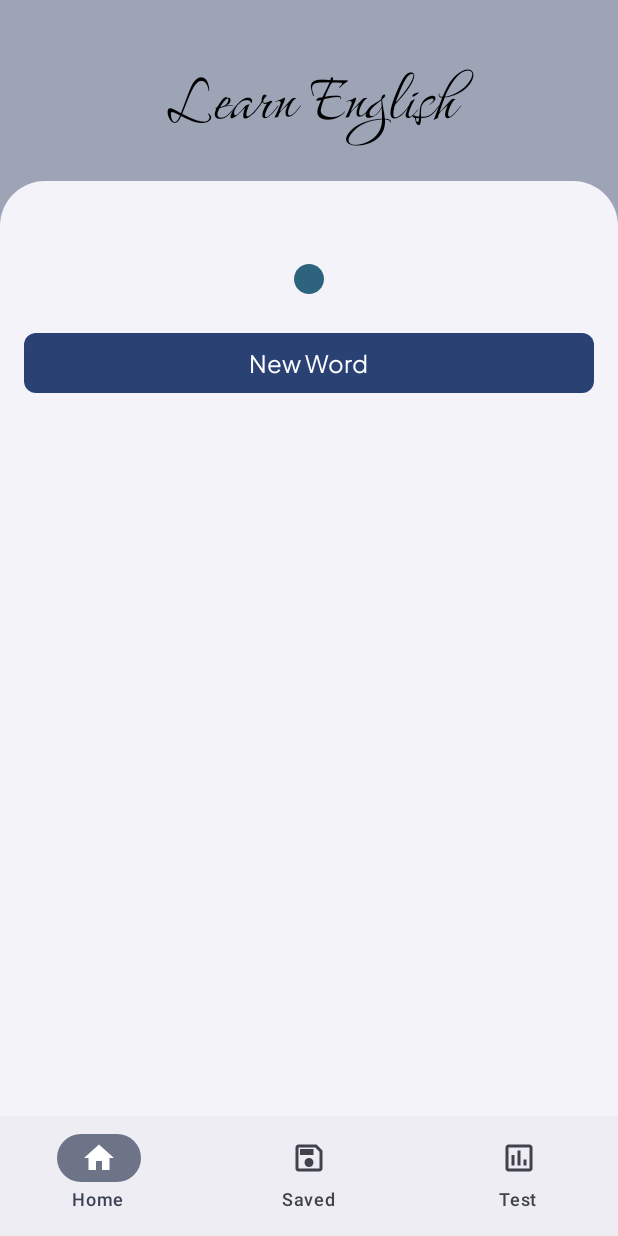
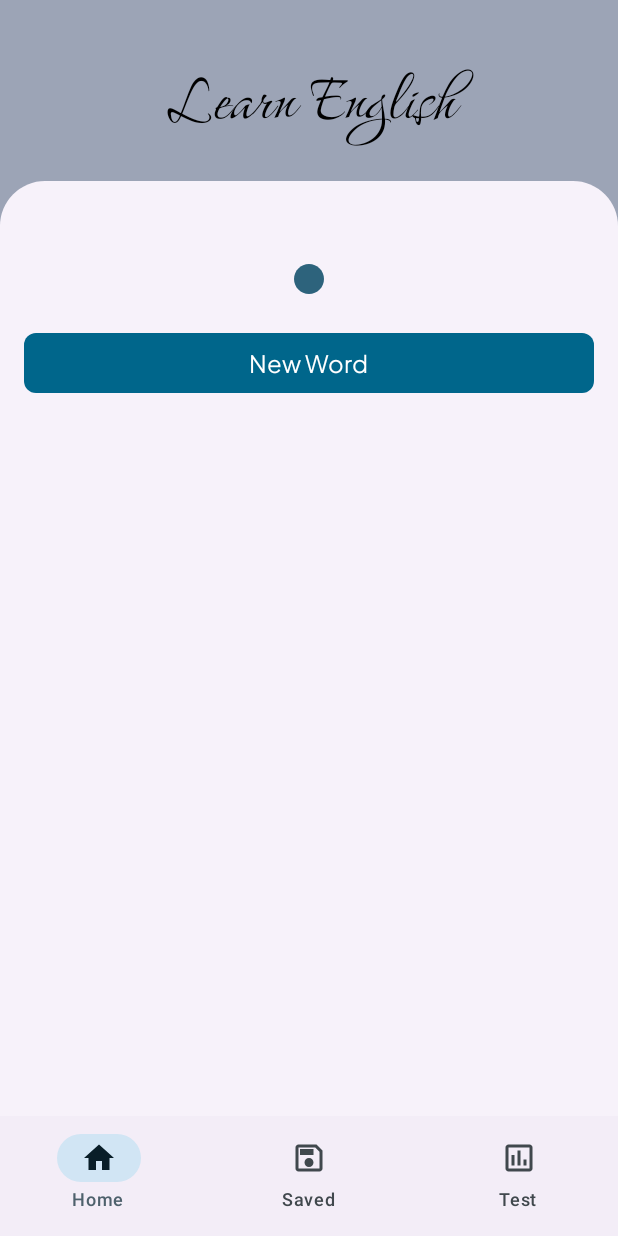
Before and after one commit to efeKbkci/learning-new-words, an Android app built with Jetpack Compose: the screen it shows after launch (MainActivity), on a phone screen of 412 x 824 dp. Run offline under Robolectric (Android 15) with nearby library versions, the phone set to English and light mode, and no system bars.

Commit message:
dinamik renk teması kalıcı hale getirildi

```diff
--- a/app/build.gradle.kts
+++ b/app/build.gradle.kts
@@ -14,7 +14,7 @@ android {
         minSdk = 26
         targetSdk = 34
         versionCode = 1
-        versionName = "1.0"
+        versionName = "v1.2"
 
         testInstrumentationRunner = "androidx.test.runner.AndroidJUnitRunner"
         vectorDrawables {
--- a/app/src/main/java/com/tutorial/learnenglishnewera/MainActivity.kt
+++ b/app/src/main/java/com/tutorial/learnenglishnewera/MainActivity.kt
@@ -24,7 +24,7 @@ import okio.IOException
 class MainActivity : ComponentActivity() {
 
     private val viewModel by lazy{ MyViewModel() }
-    private val version = "v1.1" /*
+    private val version = "v1.2" /*
     TODO:Uygulamayı güncellediğinde versiyon bilgisini,
      gradle dosyasındaki versiyonu ve github tagini güncelle, hepsi aynı olsun.
      Özellikle buradaki version ve github tagi çok önemli
--- a/app/src/main/java/com/tutorial/learnenglishnewera/reuseables/UpdateMessenger.kt
+++ b/app/src/main/java/com/tutorial/learnenglishnewera/reuseables/UpdateMessenger.kt
@@ -15,9 +15,11 @@ import androidx.compose.material3.ElevatedButton
 import androidx.compose.material3.ElevatedCard
 import androidx.compose.material3.ExperimentalMaterial3Api
 import androidx.compose.runtime.Composable
+import androidx.compose.runtime.LaunchedEffect
 import androidx.compose.runtime.collectAsState
 import androidx.compose.runtime.getValue
 import androidx.compose.ui.Modifier
+import androidx.compose.ui.platform.LocalContext
 import androidx.compose.ui.unit.dp
 import androidx.compose.ui.unit.sp
 import com.tutorial.learnenglishnewera.MyViewModel
--- a/app/src/main/java/com/tutorial/learnenglishnewera/ui/theme/Theme.kt
+++ b/app/src/main/java/com/tutorial/learnenglishnewera/ui/theme/Theme.kt
@@ -1,6 +1,8 @@
 package com.tutorial.learnenglishnewera.ui.theme
 
 import android.os.Build
+import android.util.Log
+import androidx.annotation.RequiresApi
 import androidx.compose.foundation.isSystemInDarkTheme
 import androidx.compose.material3.MaterialTheme
 import androidx.compose.material3.darkColorScheme
@@ -8,8 +10,14 @@ import androidx.compose.material3.dynamicDarkColorScheme
 import androidx.compose.material3.dynamicLightColorScheme
 import androidx.compose.material3.lightColorScheme
 import androidx.compose.runtime.Composable
+import androidx.compose.runtime.LaunchedEffect
 import androidx.compose.ui.graphics.Color
+import androidx.compose.ui.graphics.toArgb
 import androidx.compose.ui.platform.LocalContext
+import kotlinx.serialization.json.Json
+import kotlinx.serialization.json.int
+import kotlinx.serialization.json.jsonObject
+import kotlinx.serialization.json.jsonPrimitive
 
 private val DarkColorScheme = darkColorScheme(
     primary = Purple80,
@@ -37,23 +45,47 @@ private val LightColorScheme = lightColorScheme(
 
 @Composable
 fun LearnEnglishNewEraTheme(
-    darkTheme: Boolean = isSystemInDarkTheme(),
     // Dynamic color is available on Android 12+
-    dynamicColor: Boolean = true,
     content: @Composable () -> Unit
 ) {
-    val colorScheme = when {
-        dynamicColor && Build.VERSION.SDK_INT >= Build.VERSION_CODES.S -> {
-            val context = LocalContext.current
-            if (darkTheme) dynamicDarkColorScheme(context) else dynamicLightColorScheme(context)
-        }
 
-        darkTheme -> DarkColorScheme
-        else -> LightColorScheme
-    }
+    val inputStream = LocalContext.current.assets.open("colors.json")
+    val jsonContent = inputStream.bufferedReader().use { it.readText() }
+    val jsonElement = Json.parseToJsonElement(jsonContent)
+
+    val customScheme = lightColorScheme(
+        primary = Color(jsonElement.jsonObject["primary"]?.jsonPrimitive?.int!!),
+        onPrimary = Color(jsonElement.jsonObject["onPrimary"]?.jsonPrimitive?.int!!),
+        primaryContainer = Color(jsonElement.jsonObject["primaryContainer"]?.jsonPrimitive?.int!!),
+        onPrimaryContainer = Color(jsonElement.jsonObject["onPrimaryContainer"]?.jsonPrimitive?.int!!),
+        secondary = Color(jsonElement.jsonObject["secondary"]?.jsonPrimitive?.int!!),
+        onSecondary = Color(jsonElement.jsonObject["onSecondary"]?.jsonPrimitive?.int!!),
+        secondaryContainer = Color(jsonElement.jsonObject["secondaryContainer"]?.jsonPrimitive?.int!!),
+        onSecondaryContainer = Color(jsonElement.jsonObject["onSecondaryContainer"]?.jsonPrimitive?.int!!),
+        tertiary = Color(jsonElement.jsonObject["tertiary"]?.jsonPrimitive?.int!!),
+        onTertiary = Color(jsonElement.jsonObject["onTertiary"]?.jsonPrimitive?.int!!),
+        tertiaryContainer = Color(jsonElement.jsonObject["tertiaryContainer"]?.jsonPrimitive?.int!!),
+        onTertiaryContainer = Color(jsonElement.jsonObject["onTertiaryContainer"]?.jsonPrimitive?.int!!),
+        background = Color(jsonElement.jsonObject["background"]?.jsonPrimitive?.int!!),
+        onBackground = Color(jsonElement.jsonObject["onBackground"]?.jsonPrimitive?.int!!),
+        surface = Color(jsonElement.jsonObject["surface"]?.jsonPrimitive?.int!!),
+        onSurface = Color(jsonElement.jsonObject["onSurface"]?.jsonPrimitive?.int!!),
+        surfaceVariant = Color(jsonElement.jsonObject["surfaceVariant"]?.jsonPrimitive?.int!!),
+        onSurfaceVariant = Color(jsonElement.jsonObject["onSurfaceVariant"]?.jsonPrimitive?.int!!),
+        error = Color(jsonElement.jsonObject["error"]?.jsonPrimitive?.int!!),
+        onError = Color(jsonElement.jsonObject["onError"]?.jsonPrimitive?.int!!),
+        errorContainer = Color(jsonElement.jsonObject["errorContainer"]?.jsonPrimitive?.int!!),
+        onErrorContainer = Color(jsonElement.jsonObject["onErrorContainer"]?.jsonPrimitive?.int!!),
+        outline = Color(jsonElement.jsonObject["outline"]?.jsonPrimitive?.int!!),
+        outlineVariant = Color(jsonElement.jsonObject["outlineVariant"]?.jsonPrimitive?.int!!),
+        inverseOnSurface = Color(jsonElement.jsonObject["inverseOnSurface"]?.jsonPrimitive?.int!!),
+        inverseSurface = Color(jsonElement.jsonObject["inverseSurface"]?.jsonPrimitive?.int!!),
+        inversePrimary = Color(jsonElement.jsonObject["inversePrimary"]?.jsonPrimitive?.int!!),
+        surfaceTint = Color(jsonElement.jsonObject["surfaceTint"]?.jsonPrimitive?.int!!)
+    )
 
     MaterialTheme(
-        colorScheme = colorScheme,
+        colorScheme = customScheme,
         typography = Typography,
         content = content
     )
```
Also changed, not shown: app/src/main/assets/colors.json (added, +30 -0 lines).
